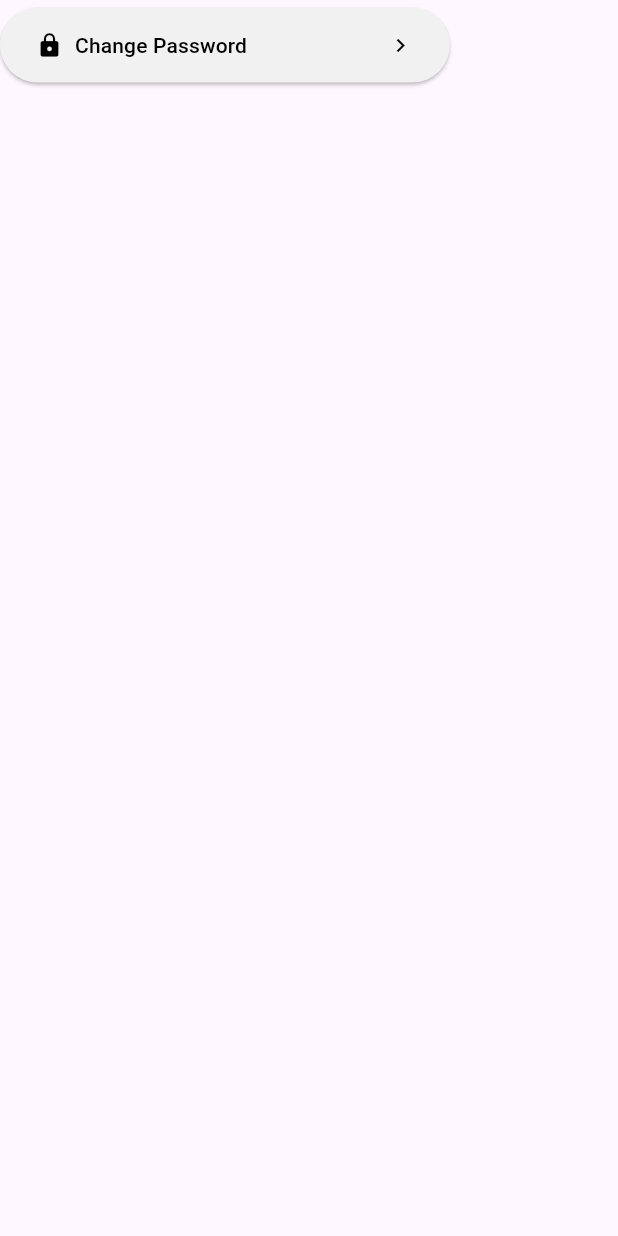
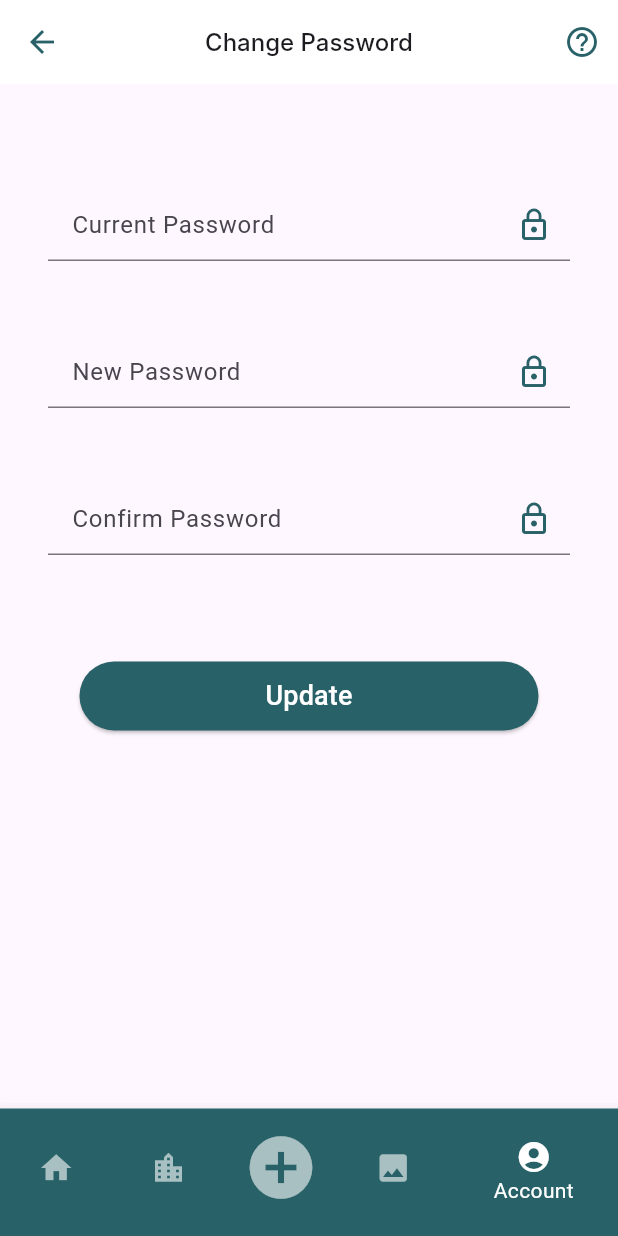
Before and after one commit to TaurgoUAT/taurgo-developement, a Flutter app: the ChangePasswordButton widget shown alone on an empty page, opened directly, after a tap on "Change Password", on a phone screen of 412 x 824 dp. Run offline on Flutter 3.47's test engine with Material 3 defaults, Android fonts, the phone set to English and light mode, and no system bars; Roboto replaces fonts that are missing (Inter).

Commit message:
change password page ui

```diff
--- /dev/null
+++ b/taurgo_developement/lib/pages/navpages/ChangePasswordPage.dart
@@ -0,0 +1,75 @@
+import 'package:flutter/material.dart';
+import 'package:taurgo_developement/costants/AppColors.dart';
+import 'package:taurgo_developement/pages/navpages/accountPageComponents/bottom_nav_bar.dart';
+import 'package:taurgo_developement/pages/navpages/accountPageComponents/change_password_input.dart';
+import 'package:taurgo_developement/pages/navpages/accountPageComponents/update_button.dart';
+
+class ChangePasswordPage extends StatefulWidget {
+  const ChangePasswordPage({Key? key}) : super(key: key);
+
+  @override
+  _ChangePasswordPageState createState() => _ChangePasswordPageState();
+}
+
+class _ChangePasswordPageState extends State<ChangePasswordPage> {
+  @override
+  Widget build(BuildContext context) {
+    return Scaffold(
+      appBar: AppBar(
+        title: Text(
+          'Change Password',
+          style: TextStyle(
+            fontSize: 16,
+            fontWeight: FontWeight.w500,
+            fontFamily: "Inter",
+          ),
+        ),
+        centerTitle: true,
+        backgroundColor: bWhite,
+        leading: IconButton(
+          icon: Icon(Icons.arrow_back, color: kPrimaryColor),
+          onPressed: () {
+            Navigator.of(context).pop();
+          },
+        ),
+        actions: [
+          IconButton(
+            icon: Icon(
+              Icons.help_outline,
+              color: kPrimaryColor,
+            ),
+            onPressed: () {},
+          ),
+        ],
+      ),
+      body: SingleChildScrollView(
+        child: Padding(
+          padding: const EdgeInsets.only(left: 16.0, right: 16.0, top: 70.0),
+          child: Column(
+            crossAxisAlignment: CrossAxisAlignment.start,
+            children: [
+              ChangePasswordInput(
+                label: 'Current Password',
+                icon: Icons.lock_outline,
+              ),
+              SizedBox(height: 50), // Increased spacing
+              ChangePasswordInput(
+                label: 'New Password',
+                icon: Icons.lock_outline,
+              ),
+              SizedBox(height: 50), // Increased spacing
+              ChangePasswordInput(
+                label: 'Confirm Password',
+                icon: Icons.lock_outline,
+              ),
+              SizedBox(height: 70),
+              UpdateButton(),
+            ],
+          ),
+        ),
+      ),
+      bottomNavigationBar:
+          BottomNavBar(), // Assuming you have a BottomNavBar widget
+    );
+  }
+}
--- a/taurgo_developement/lib/pages/navpages/accountPageComponents/change_password_button.dart
+++ b/taurgo_developement/lib/pages/navpages/accountPageComponents/change_password_button.dart
@@ -1,5 +1,6 @@
 import 'package:flutter/material.dart';
 import 'package:taurgo_developement/costants/AppColors.dart';
+import 'package:taurgo_developement/pages/navpages/ChangePasswordPage.dart';
 
 class ChangePasswordButton extends StatelessWidget {
   @override
@@ -10,7 +11,12 @@ class ChangePasswordButton extends StatelessWidget {
         height: 50,
         width: 300,
         child: ElevatedButton(
-          onPressed: () {},
+          onPressed: () {
+            Navigator.push(
+              context,
+              MaterialPageRoute(builder: (context) => ChangePasswordPage()),
+            );
+          },
           style: ElevatedButton.styleFrom(
             backgroundColor: kSecondaryButtonColor,
             foregroundColor: kSecondaryButtonTextColor,
--- /dev/null
+++ b/taurgo_developement/lib/pages/navpages/accountPageComponents/change_password_input.dart
@@ -0,0 +1,34 @@
+import 'package:flutter/material.dart';
+import 'package:taurgo_developement/costants/AppColors.dart';
+
+class ChangePasswordInput extends StatelessWidget {
+  final String label;
+  final IconData icon;
+
+  const ChangePasswordInput({
+    Key? key,
+    required this.label,
+    required this.icon,
+  }) : super(key: key);
+
+  @override
+  Widget build(BuildContext context) {
+    return Padding(
+      padding: const EdgeInsets.symmetric(horizontal: 16.0),
+      child: TextField(
+        decoration: InputDecoration(
+          labelText: label,
+          suffixIcon: Icon(icon, color: kPrimaryColor),
+          border: UnderlineInputBorder(
+            borderSide: BorderSide(color: kPrimaryColor),
+          ),
+          focusedBorder: UnderlineInputBorder(
+            borderSide: BorderSide(color: kPrimaryColor),
+          ),
+          contentPadding: EdgeInsets.symmetric(horizontal: 16.0),
+        ),
+        obscureText: true,
+      ),
+    );
+  }
+}
--- /dev/null
+++ b/taurgo_developement/lib/pages/navpages/accountPageComponents/update_button.dart
@@ -0,0 +1,26 @@
+import 'package:flutter/material.dart';
+import 'package:taurgo_developement/costants/AppColors.dart';
+
+class UpdateButton extends StatelessWidget {
+  @override
+  Widget build(BuildContext context) {
+    return Center(
+      child: ElevatedButton(
+        onPressed: () {
+          // Handle update password logic here
+        },
+        child: Padding(
+          padding: const EdgeInsets.symmetric(horizontal: 100, vertical: 10),
+          child: Text('Update', style: TextStyle(fontSize: 18)),
+        ),
+        style: ElevatedButton.styleFrom(
+          backgroundColor: kPrimaryColor,
+          foregroundColor: Colors.white,
+          shape: RoundedRectangleBorder(
+            borderRadius: BorderRadius.circular(50),
+          ),
+        ),
+      ),
+    );
+  }
+}
```
